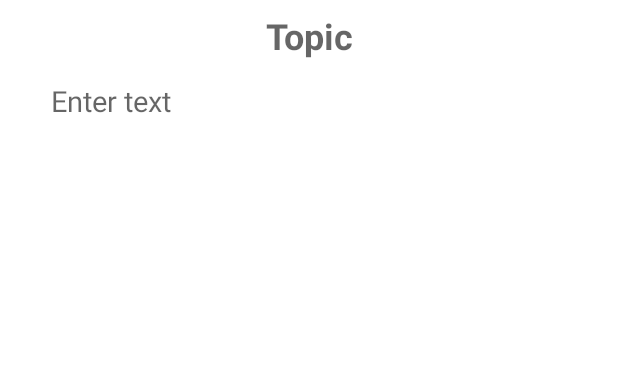
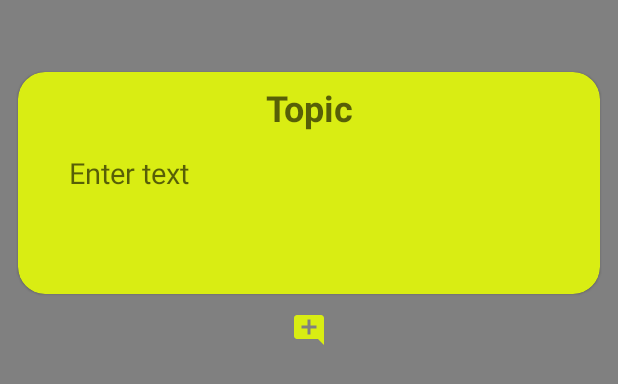
Before and after one commit to alexandr-kononenko10/notes-with-comments, an Android app: the layout fragment_edit_note.xml on its own in the app's theme, with its tools: preview values and no code run, on a phone screen of 412 x 824 dp. Shown: the top 384 px of the screen. Run offline under Robolectric (Android 15) with nearby library versions, the phone set to English and light mode, and no system bars.

Commit message:
add imagebutton

```diff
--- a/app/src/main/java/com/scarlettjoubert/noteswithcomments/ui/notes/NotesFragment.kt
+++ b/app/src/main/java/com/scarlettjoubert/noteswithcomments/ui/notes/NotesFragment.kt
@@ -9,6 +9,7 @@ import androidx.fragment.app.Fragment
 import androidx.fragment.app.viewModels
 import androidx.lifecycle.lifecycleScope
 import androidx.navigation.fragment.findNavController
+import com.google.android.material.bottomnavigation.BottomNavigationView
 import com.scarlettjoubert.noteswithcomments.*
 import com.scarlettjoubert.noteswithcomments.data.dbnotes.Notes
 import com.scarlettjoubert.noteswithcomments.databinding.FragmentNotesBinding
@@ -35,6 +36,10 @@ class NotesFragment : Fragment() {
             onClick(note)
         }
         binding.notesRecyclerview.adapter = adapter
+        binding.notesRecyclerview.addItemDecoration(
+            ItemDecorator(resources.getDimensionPixelSize(R.dimen.activity_horizontal_margin))
+        )
+
         viewLifecycleOwner.lifecycleScope.launchWhenStarted {
             viewModel.noteFlow.collect { notes ->
                 adapter.submitList(notes)
--- /dev/null
+++ b/app/src/main/res/drawable/ic_baseline_add_comment_24.xml
@@ -0,0 +1,5 @@
+<vector android:height="24dp" android:tint="#D9ED13"
+    android:viewportHeight="24" android:viewportWidth="24"
+    android:width="24dp" xmlns:android="http://schemas.android.com/apk/res/android">
+    <path android:fillColor="@android:color/white" android:pathData="M21.99,4c0,-1.1 -0.89,-2 -1.99,-2H4c-1.1,0 -2,0.9 -2,2v12c0,1.1 0.9,2 2,2h14l4,4 -0.01,-18zM17,11h-4v4h-2v-4H7V9h4V5h2v4h4v2z"/>
+</vector>
--- a/app/src/main/res/layout/fragment_edit_note.xml
+++ b/app/src/main/res/layout/fragment_edit_note.xml
@@ -4,36 +4,54 @@
     xmlns:tools="http://schemas.android.com/tools"
     android:layout_width="match_parent"
     android:layout_height="match_parent"
+    android:background="@color/gray"
     tools:context=".ui.editnote.EditNoteFragment">
 
+    <ScrollView
+        android:layout_width="match_parent"
+        android:layout_height="match_parent"
+        app:layout_constraintBottom_toBottomOf="parent"
+        app:layout_constraintEnd_toEndOf="parent"
+        app:layout_constraintStart_toStartOf="parent"
+        app:layout_constraintTop_toBottomOf="parent"
+        app:layout_constraintVertical_bias="0">
+        <androidx.constraintlayout.widget.ConstraintLayout
+            android:layout_width="match_parent"
+            android:layout_height="wrap_content">
+
+            <com.google.android.material.card.MaterialCardView
+                android:id="@+id/editNoteCardview"
+                android:layout_width="match_parent"
+                android:layout_height="wrap_content"
+                android:layout_margin="12dp"
+                app:cardBackgroundColor="@color/yellow"
+                app:cardCornerRadius="18dp"
+                app:layout_constraintBottom_toBottomOf="parent"
+                app:layout_constraintEnd_toEndOf="parent"
+                app:layout_constraintStart_toStartOf="parent"
+                app:layout_constraintTop_toTopOf="parent">
+
+
+                <androidx.constraintlayout.widget.ConstraintLayout
+                    android:layout_width="match_parent"
+                    android:layout_height="wrap_content">
 
                     <EditText
+                        android:id="@+id/editTextNotesTopic"
                         style="@style/Widget.Material3.Button"
-        android:id="@+id/editTextNotesTopic"
                         android:layout_width="match_parent"
                         android:layout_height="wrap_content"
+                        android:layout_marginStart="10dp"
+                        android:layout_marginEnd="10dp"
                         android:hint="@string/topic"
+                        android:inputType="textMultiLine"
+                        android:textColor="@color/black"
                         android:textSize="24sp"
                         android:textStyle="bold"
-        android:textColor = "@color/black"
-        android:inputType="textMultiLine"
-        android:layout_marginStart="10dp"
-        android:layout_marginEnd="10dp"
                         app:layout_constraintEnd_toEndOf="parent"
                         app:layout_constraintStart_toStartOf="parent"
                         app:layout_constraintTop_toTopOf="parent" />
 
-    <ScrollView
-        android:layout_width="match_parent"
-        android:layout_height="0dp"
-        app:layout_constraintBottom_toBottomOf="parent"
-        app:layout_constraintEnd_toEndOf="parent"
-        app:layout_constraintStart_toStartOf="parent"
-        app:layout_constraintTop_toBottomOf="@+id/editTextNotesTopic">
-
-        <androidx.constraintlayout.widget.ConstraintLayout
-            android:layout_width="match_parent"
-            android:layout_height="match_parent">
 
                     <EditText
                         android:id="@+id/editTextNote"
@@ -42,19 +60,45 @@
                         android:layout_height="match_parent"
                         android:layout_marginStart="10dp"
                         android:layout_marginEnd="10dp"
-                android:textColor = "@color/black"
-                android:inputType="textMultiLine"
-                android:textSize="19sp"
                         android:gravity="start"
                         android:hint="@string/edit_text"
+                        android:inputType="textMultiLine"
+                        android:minHeight="100dip"
+                        android:textColor="@color/black"
+                        android:textSize="19sp"
                         app:layout_constraintBottom_toBottomOf="parent"
                         app:layout_constraintEnd_toEndOf="parent"
                         app:layout_constraintStart_toStartOf="parent"
-                app:layout_constraintTop_toTopOf="parent" />
+                        app:layout_constraintTop_toBottomOf="@id/editTextNotesTopic" />
+
+
+
+                </androidx.constraintlayout.widget.ConstraintLayout>
+
+            </com.google.android.material.card.MaterialCardView>
+
+            <ImageButton
+                style="@style/Widget.Material3.Button.OutlinedButton"
+                android:id="@+id/imageButtonAddComment"
+                android:layout_width="wrap_content"
+                android:layout_height="wrap_content"
+                android:src="@drawable/ic_baseline_add_comment_24"
+                app:layout_constraintBottom_toBottomOf="parent"
+                app:layout_constraintEnd_toEndOf="parent"
+                app:layout_constraintStart_toStartOf="parent"
+                app:layout_constraintTop_toBottomOf="@id/editNoteCardview"
+                />
+
+            <androidx.recyclerview.widget.RecyclerView
+                android:id="@+id/commeentsRecycleView"
+                android:layout_width="match_parent"
+                android:layout_height="wrap_content"
+                app:layout_constraintTop_toBottomOf="@id/imageButtonAddComment"
+                app:layout_constraintEnd_toEndOf="parent"
+                app:layout_constraintStart_toStartOf="parent"
+                />
 
 
         </androidx.constraintlayout.widget.ConstraintLayout>
     </ScrollView>
-
-
 </androidx.constraintlayout.widget.ConstraintLayout>
--- a/app/src/main/res/values/colors.xml
+++ b/app/src/main/res/values/colors.xml
@@ -8,4 +8,6 @@
     <color name="black">#FF000000</color>
     <color name="white">#FFFFFFFF</color>
     <color name="yellow">#D9ED13</color>
+    <color name="green">#43E64A</color>
+    <color name="gray">#808080</color>
 </resources>
```
Also changed, not shown: app/src/main/java/com/scarlettjoubert/noteswithcomments/ui/editnote/EditNoteFragment.kt (+6 -4 lines), app/src/main/java/com/scarlettjoubert/noteswithcomments/ui/notes/ItemDecorator.kt (added, +22 -0 lines), app/src/main/res/layout/fragment_notes.xml (+6 -1 lines), app/src/main/res/layout/note_item.xml (+6 -3 lines). Lines whose indentation alone changed are shown as unchanged.
